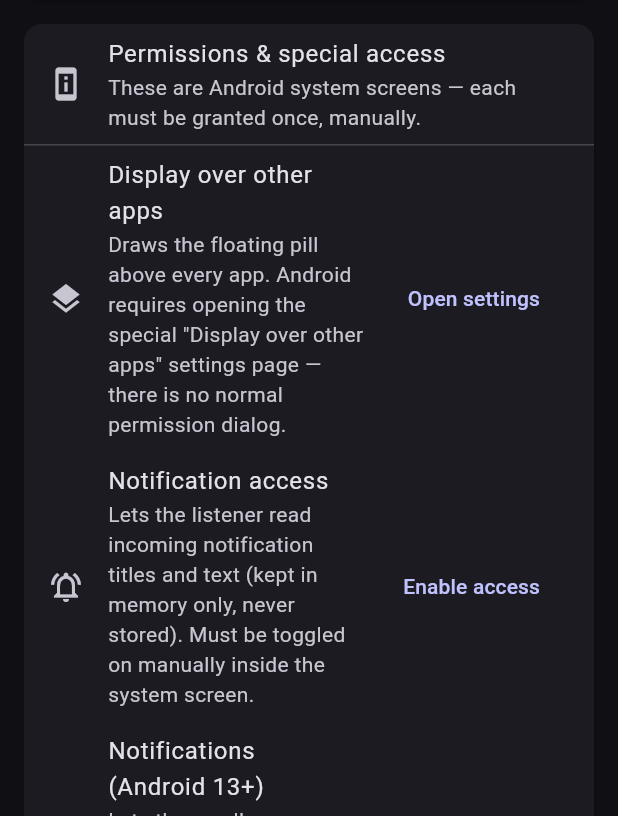
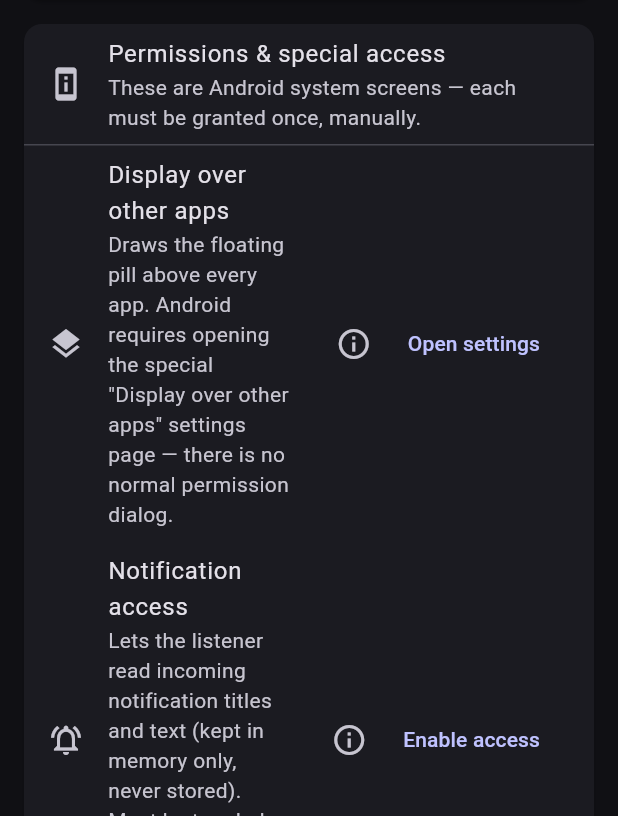
Before and after one commit to niranjanrimal25/dynamic-island, a Flutter app: the screen it shows after launch, on a phone screen of 412 x 824 dp, the part 420-1236 px from its top. Run offline on Flutter 3.47's test engine with Material 3 defaults, Android fonts, the phone set to English and light mode, and no system bars.

Commit message:
feat: permission explainer dialogs, 4.2s hold, spec documentation
- Permission tiles gain a 'Why is this needed?' info button opening a
  dedicated explanation dialog with the system-settings action, covering
  the two special-access grants that have no runtime dialog
  (SYSTEM_ALERT_WINDOW via ACTION_MANAGE_OVERLAY_PERMISSION, notification
  access via ACTION_NOTIFICATION_LISTENER_SETTINGS) plus battery exemption.
- Base flash hold raised 3.4s -> 4.2s (spec: ~4-5s), mirrored in preview
  and widget test timings.
- Documented the replace-instead-of-queue decision (showAlert doc + README)
  and a MethodChannel-vs-EventChannel explainer in README.

Co-authored-by: arena-agent <297053741+arena-agent@users.noreply.github.com>

```diff
--- a/lib/main.dart
+++ b/lib/main.dart
@@ -242,6 +242,15 @@
             subtitle: 'Draws the floating pill above every app. Android '
                 'requires opening the special "Display over other apps" '
                 'settings page — there is no normal permission dialog.',
+            why: 'Android does not offer a normal allow/deny dialog for '
+                'drawing over other apps — it can only be granted on the '
+                'special "Display over other apps" settings page, which is '
+                'why the button below deep-links there '
+                '(Settings.ACTION_MANAGE_OVERLAY_PERMISSION). Without it the '
+                'system rejects Isle\'s overlay window and the pill cannot '
+                'appear above other apps. The pill never blocks touches: '
+                'taps outside it pass straight through.',
+            whyActionLabel: 'Open the settings page',
             granted: s.canDrawOverlays,
             grantedLabel: 'Granted',
             actionLabel: 'Open settings',
@@ -253,6 +262,16 @@
             subtitle: 'Lets the listener read incoming notification titles '
                 'and text (kept in memory only, never stored). Must be '
                 'toggled on manually inside the system screen.',
+            why: 'Reading other apps\' notifications is so sensitive that '
+                'Android provides no runtime dialog for it at all — you must '
+                'find Isle in the system "Notification access" screen '
+                '(Settings.ACTION_NOTIFICATION_LISTENER_SETTINGS) and flip '
+                'the toggle yourself. Isle uses it only to mirror '
+                'notifications into the island: content lives in RAM for the '
+                'seconds it is visible and is never written to disk or sent '
+                'anywhere (the app has no INTERNET permission in any build '
+                'variant).',
+            whyActionLabel: 'Open the settings page',
             granted: s.notificationAccessGranted,
             grantedLabel: 'Listening',
             actionLabel: 'Enable access',
@@ -274,6 +293,14 @@
             title: 'Battery optimization exemption',
             subtitle: 'Prevents Android from killing the overlay service, so '
                 'it survives closing the app and restarts after a reboot.',
+            why: 'Without the exemption, aggressive battery management can '
+                'kill the background service minutes after you close the '
+                'app, and the island would stop until you reopen Isle. '
+                'Requesting it shows Android\'s one-time "Don\'t optimize" '
+                'dialog (ACTION_REQUEST_IGNORE_BATTERY_OPTIMIZATIONS); if '
+                'Isle is already exempt nothing appears and the full list '
+                'screen opens instead.',
+            whyActionLabel: 'Request exemption',
             granted: s.ignoringBatteryOptimizations,
             grantedLabel: 'Exempt',
             actionLabel: 'Request exemption',
@@ -589,6 +616,8 @@
     required this.grantedLabel,
     required this.actionLabel,
     required this.onAction,
+    this.why,
+    this.whyActionLabel,
   });
 
   final IconData icon;
@@ -599,13 +628,52 @@
   final String actionLabel;
   final VoidCallback onAction;
 
+  /// Longer "why is this needed" explanation, shown in a dedicated dialog
+  /// (Android's special-access grants have no normal runtime dialog, so the
+  /// app must explain them itself before deep-linking to system settings).
+  final String? why;
+  final String? whyActionLabel;
+
+  void _showWhy(BuildContext context) {
+    showDialog<void>(
+      context: context,
+      builder: (context) => AlertDialog(
+        icon: Icon(icon, size: 36),
+        title: Text(title),
+        content: Text(why ?? subtitle),
+        actions: [
+          TextButton(
+            onPressed: () => Navigator.of(context).pop(),
+            child: const Text('Close'),
+          ),
+          FilledButton(
+            onPressed: () {
+              Navigator.of(context).pop();
+              onAction();
+            },
+            child: Text(whyActionLabel ?? actionLabel),
+          ),
+        ],
+      ),
+    );
+  }
+
   @override
   Widget build(BuildContext context) {
     return ListTile(
       leading: Icon(icon),
       title: Text(title),
       subtitle: Text(subtitle),
-      trailing: granted
+      trailing: Row(
+        mainAxisSize: MainAxisSize.min,
+        children: [
+          if (why != null)
+            IconButton(
+              tooltip: 'Why is this needed?',
+              icon: const Icon(Icons.info_outline),
+              onPressed: () => _showWhy(context),
+            ),
+          granted
               ? Chip(
                   avatar: Icon(Icons.check_circle,
                       size: 18, color: Colors.greenAccent),
@@ -613,6 +681,8 @@
                   visualDensity: VisualDensity.compact,
                 )
               : TextButton(onPressed: onAction, child: Text(actionLabel)),
+        ],
+      ),
     );
   }
 }
--- a/lib/src/island_preview.dart
+++ b/lib/src/island_preview.dart
@@ -69,7 +69,7 @@
   static const double _maxExpandedH = 160;
   static const int _maxBodyLines = 4;
   static const Duration _expandDuration = Duration(milliseconds: 220);
-  static const Duration _baseHoldDuration = Duration(milliseconds: 3400);
+  static const Duration _baseHoldDuration = Duration(milliseconds: 4200);
   static const Duration _collapseDuration = Duration(milliseconds: 260);
 
   static const TextStyle _labelStyle = TextStyle(
```
Also changed, not shown: 3 other files. Lines whose indentation alone changed are shown as unchanged.
